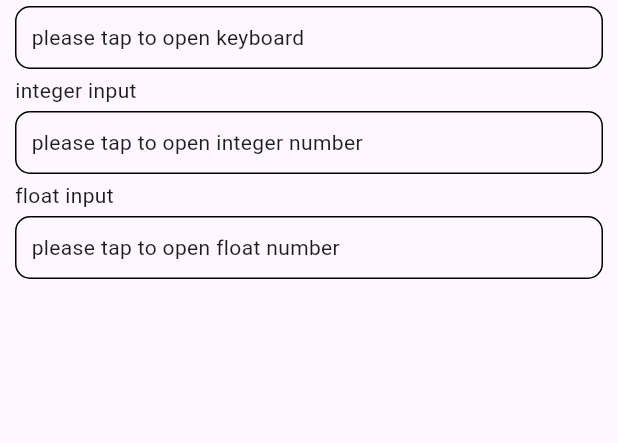
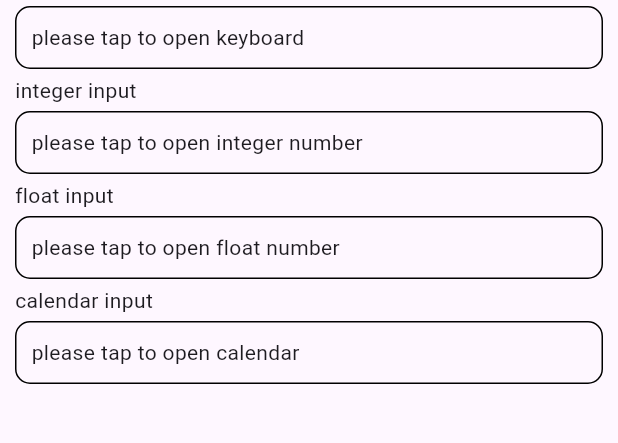
Before and after one commit to immsong/custom_input_kit, a Flutter app: the screen it shows after launch, on a phone screen of 412 x 824 dp, the part 45-488 px from its top. Run offline on Flutter 3.47's test engine with Material 3 defaults, Android fonts, the phone set to English and light mode, and no system bars.

Commit message:
docs: update example

```diff
--- a/example/lib/main.dart
+++ b/example/lib/main.dart
@@ -35,6 +35,21 @@ class _MyHomePageState extends State<MyHomePage> {
   String _keyboardInputText = 'please tap to open keyboard';
   String _integerInputText = 'please tap to open integer number';
   String _floatInputText = 'please tap to open float number';
+  String _calendarInputText = 'please tap to open calendar';
+
+  void _onCalendarTap() {
+    final result = CustomInputController.instance.showWithResult(
+      InputType.calendar,
+      initialValue: CalendarHelper.stringToDateTime(_calendarInputText),
+    );
+    result.then((value) {
+      if (value is DateTime) {
+        setState(() {
+          _calendarInputText = CalendarHelper.dateTimeToString(value);
+        });
+      }
+    });
+  }
 
   void _onKeyboardTap() {
     final result = CustomInputController.instance.showWithResult(
@@ -148,6 +163,27 @@ class _MyHomePageState extends State<MyHomePage> {
                 ],
               ),
             ),
+            Row(children: [Text("calendar input")]),
+            SizedBox(
+              height: 50,
+              child: Row(
+                children: [
+                  Expanded(
+                    child: GestureDetector(
+                      onTap: _onCalendarTap,
+                      child: Container(
+                        padding: const EdgeInsets.all(10),
+                        decoration: BoxDecoration(
+                          borderRadius: BorderRadius.circular(10),
+                          border: Border.all(color: Colors.black),
+                        ),
+                        child: Text(_calendarInputText),
+                      ),
+                    ),
+                  ),
+                ],
+              ),
+            ),
           ],
         ),
       ),
```
Also changed, not shown: example/pubspec.lock.
